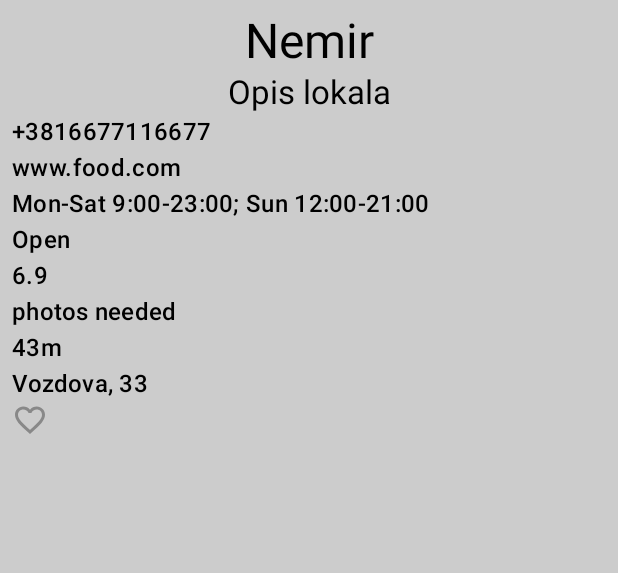
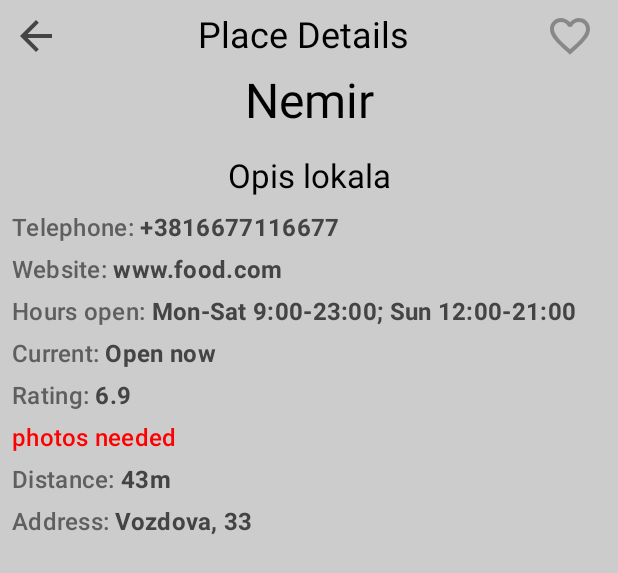
Before and after one commit to ristic23/AktiiaFoursquare, an Android app built with Jetpack Compose: the @Preview function DetailsScreenPreview, on a phone screen of 412 x 824 dp. Shown: the top 573 px of the screen. Run offline under Robolectric (Android 15) with nearby library versions, the phone set to English and light mode, and no system bars.

Commit message:
Added toolbar to FavoritesScreen.kt and DetailsScreen.kt with Back action Added prefix styled to the DetailsScreen.kt

```diff
--- a/app/src/main/java/com/aktiia/foursquare/navigation/NavigationRoot.kt
+++ b/app/src/main/java/com/aktiia/foursquare/navigation/NavigationRoot.kt
@@ -35,13 +35,19 @@ fun NavigationRoot(
         ) { backStackEntry ->
             val placeId = backStackEntry.arguments?.getString("placeId") ?: ""
             DetailsScreenWrapper(
-                placeId = placeId
+                placeId = placeId,
+                onBack = {
+                    navController.navigateUp()
+                }
             )
         }
         composable(route = Routes.FAVORITES) {
             FavoritesScreenWrapper(
                 onPlaceClick = {
                     navController.navigate(Routes.placeWithId(it))
+                },
+                onBack = {
+                    navController.navigateUp()
                 }
             )
         }
--- /dev/null
+++ b/core/domain/src/main/java/com/aktiia/core/domain/util/StringExtensions.kt
@@ -0,0 +1,8 @@
+package com.aktiia.core.domain.util
+
+fun String?.getOrNA(): String {
+    return if (this.isNullOrBlank())
+        "N/A"
+    else
+        this
+}
--- /dev/null
+++ b/core/presentation/designsystem/src/main/java/com/aktiia/core/presentation/designsystem/AnnotationStringHelper.kt
@@ -0,0 +1,25 @@
+package com.aktiia.core.presentation.designsystem
+
+import androidx.compose.ui.graphics.Color
+import androidx.compose.ui.text.AnnotatedString
+import androidx.compose.ui.text.SpanStyle
+import androidx.compose.ui.text.buildAnnotatedString
+import androidx.compose.ui.text.font.FontWeight
+import androidx.compose.ui.text.withStyle
+
+fun buildPrefixedText(
+    prefix: String,
+    value: String,
+    textColor: Color
+): AnnotatedString {
+    val prefixColor = textColor.copy(alpha = 0.8f)
+
+    return buildAnnotatedString {
+        withStyle(style = SpanStyle(color = prefixColor)) {
+            append("$prefix ")
+        }
+        withStyle(style = SpanStyle(color = textColor, fontWeight = FontWeight.Bold)) {
+            append(value)
+        }
+    }
+}
--- a/core/presentation/designsystem/src/main/java/com/aktiia/core/presentation/designsystem/FavoriteIcon.kt
+++ b/core/presentation/designsystem/src/main/java/com/aktiia/core/presentation/designsystem/FavoriteIcon.kt
@@ -10,17 +10,19 @@ import androidx.compose.runtime.Composable
 import androidx.compose.ui.Modifier
 import androidx.compose.ui.graphics.Color
 import androidx.compose.ui.tooling.preview.Preview
+import androidx.compose.ui.unit.Dp
 import androidx.compose.ui.unit.dp
 
 @Composable
 fun FavoriteIcon(
     modifier: Modifier = Modifier,
     isFavorite: Boolean,
+    size: Dp = 24.dp,
     onClick: () -> Unit
 ) {
     Icon(
         modifier = modifier
-            .size(24.dp)
+            .size(size)
             .clickable(onClick = onClick),
         imageVector = if (isFavorite) Icons.Filled.Favorite else Icons.Outlined.FavoriteBorder,
         contentDescription = if (isFavorite) "Unfavorite" else "Favorite",
--- a/core/presentation/designsystem/src/main/java/com/aktiia/core/presentation/designsystem/WarningScreenState.kt
+++ b/core/presentation/designsystem/src/main/java/com/aktiia/core/presentation/designsystem/WarningScreenState.kt
@@ -51,7 +51,7 @@ fun WarningScreenState(
 
         Text(
             text = message,
-            style = MaterialTheme.typography.headlineSmall, // half-ish size of headlineLarge
+            style = MaterialTheme.typography.headlineSmall,
             textAlign = TextAlign.Center
         )
     }
--- a/features/details/presentation/src/main/java/com/aktiia/features/details/presentation/DetailsScreen.kt
+++ b/features/details/presentation/src/main/java/com/aktiia/features/details/presentation/DetailsScreen.kt
@@ -1,10 +1,17 @@
 package com.aktiia.features.details.presentation
 
 import androidx.compose.foundation.background
+import androidx.compose.foundation.clickable
 import androidx.compose.foundation.layout.Column
+import androidx.compose.foundation.layout.Row
 import androidx.compose.foundation.layout.fillMaxSize
+import androidx.compose.foundation.layout.fillMaxWidth
 import androidx.compose.foundation.layout.padding
+import androidx.compose.foundation.layout.size
+import androidx.compose.material.icons.Icons
+import androidx.compose.material.icons.filled.ArrowBack
 import androidx.compose.material3.ExperimentalMaterial3Api
+import androidx.compose.material3.Icon
 import androidx.compose.material3.MaterialTheme
 import androidx.compose.material3.Text
 import androidx.compose.runtime.Composable
@@ -13,16 +20,20 @@ import androidx.compose.ui.Alignment
 import androidx.compose.ui.Modifier
 import androidx.compose.ui.graphics.Color
 import androidx.compose.ui.res.stringResource
+import androidx.compose.ui.text.style.TextAlign
 import androidx.compose.ui.tooling.preview.Preview
 import androidx.compose.ui.unit.dp
 import com.aktiia.core.domain.PlaceDetailsData
 import com.aktiia.core.domain.details.HoursOpen
+import com.aktiia.core.domain.util.getOrNA
 import com.aktiia.core.presentation.designsystem.FavoriteIcon
+import com.aktiia.core.presentation.designsystem.buildPrefixedText
 import org.koin.androidx.compose.koinViewModel
 
 @Composable
 fun DetailsScreenWrapper(
     viewModel: DetailsViewModel = koinViewModel(),
+    onBack: () -> Unit,
     placeId: String,
 ) {
 
@@ -32,6 +43,7 @@ fun DetailsScreenWrapper(
 
     DetailsScreen(
         state = viewModel.state,
+        onBack = onBack,
         onAction = viewModel::onAction,
     )
 }
@@ -40,8 +52,12 @@ fun DetailsScreenWrapper(
 @Composable
 private fun DetailsScreen(
     state: DetailsState,
+    onBack: () -> Unit,
     onAction: (DetailsAction) -> Unit
 ) {
+    val textColor = Color.DarkGray
+    val contentColor = Color.DarkGray
+
     Column(
         modifier = Modifier
             .fillMaxSize()
@@ -49,67 +65,135 @@ private fun DetailsScreen(
             .padding(vertical = 8.dp)
             .padding(horizontal = 8.dp)
     ) {
+        Row(
+            modifier = Modifier
+                .fillMaxWidth(),
+            verticalAlignment = Alignment.CenterVertically,
+        ) {
+            Icon(
+                modifier = Modifier
+                    .size(32.dp)
+                    .clickable {
+                        onBack()
+                    },
+                imageVector = Icons.Filled.ArrowBack,
+                contentDescription = "Back",
+                tint = contentColor,
+            )
+            Text(
+                text = stringResource(id = R.string.detailsScreenTitle),
+                modifier = Modifier
+                    .weight(1f),
+                textAlign = TextAlign.Center,
+                style = MaterialTheme.typography.headlineSmall
+            )
+            FavoriteIcon(
+                modifier = Modifier
+                    .padding(end = 8.dp),
+                size = 32.dp,
+                isFavorite = state.item?.isFavorite == true,
+                onClick = {
+                    onAction(DetailsAction.OnFavoriteClick)
+                }
+            )
+        }
         Text(
             text = state.item?.name ?: "",
             modifier = Modifier
-                .align(Alignment.CenterHorizontally),
+                .align(Alignment.CenterHorizontally)
+                .padding(top = 8.dp, bottom = 16.dp),
             style = MaterialTheme.typography.headlineLarge
         )
         Text(
-            text = state.item?.description ?: "",
+            text = state.item?.description ?: stringResource(R.string.descEmpty),
             modifier = Modifier
-                .align(Alignment.CenterHorizontally),
+                .align(Alignment.CenterHorizontally)
+                .padding(bottom = 8.dp),
+            textAlign = TextAlign.Center,
             style = MaterialTheme.typography.titleLarge
         )
         Text(
-            text = state.item?.tel ?: "",
-            modifier = Modifier,
+            text = buildPrefixedText(
+                prefix = stringResource(R.string.telPrefix),
+                value = state.item?.tel.getOrNA(),
+                textColor = textColor
+            ),
+            modifier = Modifier
+                .padding(bottom = 4.dp),
             style = MaterialTheme.typography.titleMedium
         )
         Text(
-            text = state.item?.website ?: "",
-            modifier = Modifier,
+            text = buildPrefixedText(
+                prefix = stringResource(R.string.websitePrefix),
+                value = state.item?.website.getOrNA(),
+                textColor = textColor
+            ),
+            modifier = Modifier
+                .padding(bottom = 4.dp),
             style = MaterialTheme.typography.titleMedium
         )
         Text(
-            text = state.item?.hours?.display ?: "",
-            modifier = Modifier,
+            text = buildPrefixedText(
+                prefix = stringResource(R.string.hoursPrefix),
+                value = state.item?.hours?.display.getOrNA(),
+                textColor = textColor
+            ),
+            modifier = Modifier
+                .padding(bottom = 4.dp),
             style = MaterialTheme.typography.titleMedium
         )
         Text(
-            text = if (state.item?.hours?.isOpen == true) {
-                stringResource(R.string.open)
-            } else {
-                ""
-            },
-            modifier = Modifier,
+            text = buildPrefixedText(
+                prefix = stringResource(R.string.isOpenPrefix),
+                value = stringResource(
+                    if (state.item?.hours?.isOpen == true) {
+                        R.string.open
+                    } else {
+                        R.string.closed
+                    }
+                ),
+                textColor = textColor
+            ),
+            modifier = Modifier
+                .padding(bottom = 4.dp),
             style = MaterialTheme.typography.titleMedium
         )
         Text(
-            text = (state.item?.rating ?: 0.0).toString(),
-            modifier = Modifier,
+            text = buildPrefixedText(
+                prefix = stringResource(R.string.ratingPrefix),
+                value = (state.item?.rating ?: 0.0).toString(),
+                textColor = textColor
+            ),
+            modifier = Modifier
+                .padding(bottom = 4.dp),
             style = MaterialTheme.typography.titleMedium
         )
         Text(
             text = "photos needed",
-            modifier = Modifier,
+            modifier = Modifier
+                .padding(bottom = 4.dp),
+            color = Color.Red,
             style = MaterialTheme.typography.titleMedium
         )
         Text(
-            text = state.item?.distance ?: "",
-            modifier = Modifier,
+            text = buildPrefixedText(
+                prefix = stringResource(R.string.distancePrefix),
+                value = state.item?.distance.getOrNA(),
+                textColor = textColor
+            ),
+            modifier = Modifier
+                .padding(bottom = 4.dp),
             style = MaterialTheme.typography.titleMedium
         )
         Text(
-            text = state.item?.address ?: "",
-            modifier = Modifier,
+            text = buildPrefixedText(
+                prefix = stringResource(R.string.addressPrefix),
+                value = state.item?.address.getOrNA(),
+                textColor = textColor
+            ),
+            modifier = Modifier
+                .padding(bottom = 4.dp),
             style = MaterialTheme.typography.titleMedium
-        )
-        FavoriteIcon(
-            isFavorite = state.item?.isFavorite ?: false,
-            onClick = {
-                onAction(DetailsAction.OnFavoriteClick)
-            }
         )
     }
 }
@@ -137,5 +221,6 @@ private fun DetailsScreenPreview() {
             )
         ),
         onAction = {},
+        onBack = {},
     )
 }
--- a/features/details/presentation/src/main/res/values/strings.xml
+++ b/features/details/presentation/src/main/res/values/strings.xml
@@ -1,4 +1,14 @@
 <?xml version="1.0" encoding="utf-8"?>
 <resources>
-    <string name="open">Open</string>
+    <string name="open">Open now</string>
+    <string name="descEmpty">Description not filled</string>
+    <string name="telPrefix">Telephone:</string>
+    <string name="websitePrefix">Website:</string>
+    <string name="hoursPrefix">Hours open:</string>
+    <string name="isOpenPrefix">Current:</string>
+    <string name="closed">Closed now</string>
+    <string name="ratingPrefix">Rating:</string>
+    <string name="distancePrefix">Distance:</string>
+    <string name="addressPrefix">Address:</string>
+    <string name="detailsScreenTitle">Place Details</string>
 </resources>
--- a/features/favorites/presentation/src/main/java/com/aktiia/features/favorites/presentation/FavoritesScreen.kt
+++ b/features/favorites/presentation/src/main/java/com/aktiia/features/favorites/presentation/FavoritesScreen.kt
@@ -1,16 +1,22 @@
 package com.aktiia.features.favorites.presentation
 
 import androidx.compose.foundation.background
+import androidx.compose.foundation.clickable
+import androidx.compose.foundation.layout.Box
 import androidx.compose.foundation.layout.Column
+import androidx.compose.foundation.layout.Spacer
 import androidx.compose.foundation.layout.fillMaxSize
 import androidx.compose.foundation.layout.fillMaxWidth
+import androidx.compose.foundation.layout.height
 import androidx.compose.foundation.layout.padding
 import androidx.compose.foundation.layout.size
 import androidx.compose.foundation.lazy.LazyColumn
 import androidx.compose.material.icons.Icons
+import androidx.compose.material.icons.filled.ArrowBack
 import androidx.compose.material.icons.filled.Search
 import androidx.compose.material3.CircularProgressIndicator
 import androidx.compose.material3.ExperimentalMaterial3Api
+import androidx.compose.material3.Icon
 import androidx.compose.material3.MaterialTheme
 import androidx.compose.material3.Text
 import androidx.compose.runtime.Composable
@@ -28,12 +34,14 @@ import org.koin.androidx.compose.koinViewModel
 @Composable
 fun FavoritesScreenWrapper(
     onPlaceClick: (String) -> Unit,
+    onBack: () -> Unit,
     viewModel: FavoritesViewModel = koinViewModel(),
 ) {
 
     FavoritesScreen(
         state = viewModel.state,
         onPlaceClick = onPlaceClick,
+        onBack = onBack,
         onAction = viewModel::onAction,
     )
 }
@@ -43,8 +51,11 @@ fun FavoritesScreenWrapper(
 private fun FavoritesScreen(
     state: FavoritesState,
     onPlaceClick: (String) -> Unit,
+    onBack: () -> Unit,
     onAction: (FavoritesAction) -> Unit
 ) {
+    val contentColor = Color.DarkGray
+
     Column(
         modifier = Modifier
             .fillMaxSize()
@@ -52,7 +63,31 @@ private fun FavoritesScreen(
             .padding(vertical = 8.dp)
             .padding(horizontal = 8.dp)
     ) {
+        Box(
+            modifier = Modifier
+                .fillMaxWidth(),
+        ) {
+            Icon(
+                modifier = Modifier
+                    .size(32.dp)
+                    .align(Alignment.CenterStart)
+                    .clickable {
+                        onBack()
+                    },
+                imageVector = Icons.Filled.ArrowBack,
+                contentDescription = "Back",
+                tint = contentColor,
+            )
 
+            if (state.isLoading.not() && state.isEmptyResult.not())
+                Text(
+                    text = stringResource(id = R.string.favorites),
+                    modifier = Modifier
+                        .padding(vertical = 4.dp)
+                        .align(Alignment.Center),
+                    style = MaterialTheme.typography.headlineSmall
+                )
+        }
         when {
             state.isLoading -> {
                 CircularProgressIndicator(
@@ -72,13 +107,7 @@ private fun FavoritesScreen(
             }
 
             else -> {
-                Text(
-                    text = stringResource(id = R.string.favorites),
-                    modifier = Modifier
-                        .padding(vertical = 4.dp)
-                        .align(Alignment.CenterHorizontally),
-                    style = MaterialTheme.typography.titleSmall
-                )
+                Spacer(modifier = Modifier.height(8.dp))
                 LazyColumn(
                     modifier = Modifier.fillMaxSize()
                 ) {
@@ -111,5 +140,6 @@ private fun FavoritesScreenPreview() {
         state = FavoritesState(),
         onAction = {},
         onPlaceClick = {},
+        onBack = {},
     )
 }
--- a/features/search/presentation/src/main/java/com/aktiia/features/search/presentation/SearchScreen.kt
+++ b/features/search/presentation/src/main/java/com/aktiia/features/search/presentation/SearchScreen.kt
@@ -74,12 +74,12 @@ private fun SearchScreen(
     ) {
         var searchQuery by remember { mutableStateOf("") }
         var active by remember { mutableStateOf(false) }
-        val backgroundColor = Color(0xFF1976D2)
+        val toolbarColor = Color(0xFF1976D2)
 
         Row(
             modifier = Modifier
                 .fillMaxWidth()
-                .background(backgroundColor),
+                .background(toolbarColor),
             verticalAlignment = Alignment.CenterVertically
         ) {
             val contentColor = Color.White
--- a/features/search/presentation/src/main/java/com/aktiia/features/search/presentation/SearchViewModel.kt
+++ b/features/search/presentation/src/main/java/com/aktiia/features/search/presentation/SearchViewModel.kt
@@ -44,7 +44,8 @@ class SearchViewModel(
                         )
                     when (val result =searchRepository.search(
                         query = action.query,
-                        ll = "43.3209,21.8958", // Nis
+//                        ll = "43.3209,21.8958", // Nis
+                        ll = "44.787197,20.457273", // Belgrade
                     )) {
                         is Result.Error -> {
                             state = state.copy(isErrorResult = true)
```
